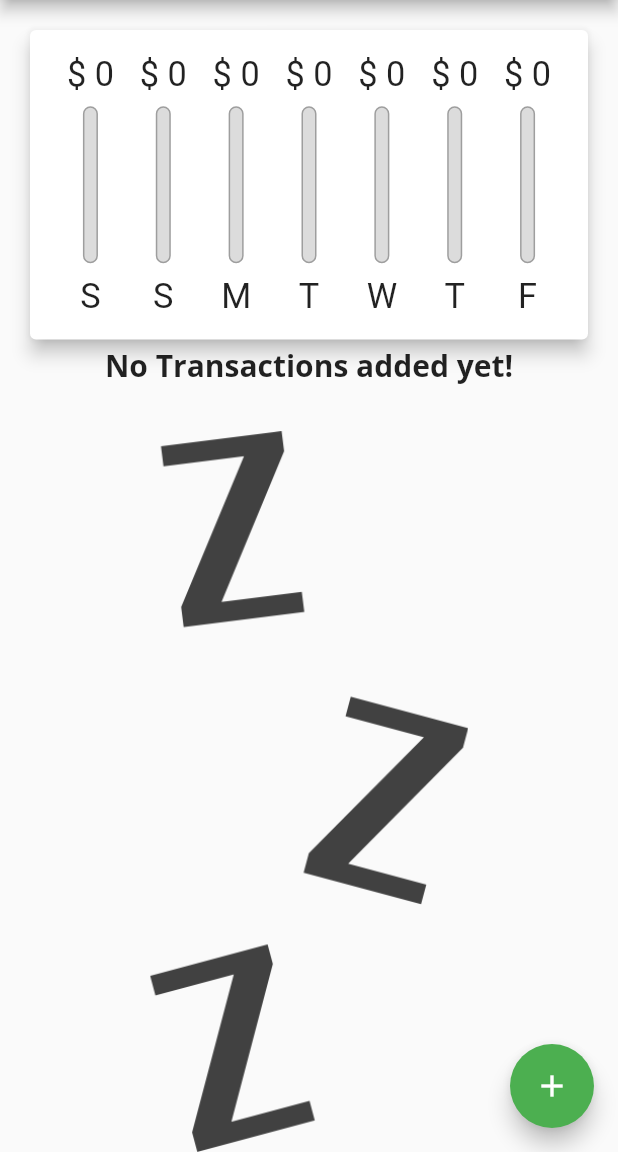
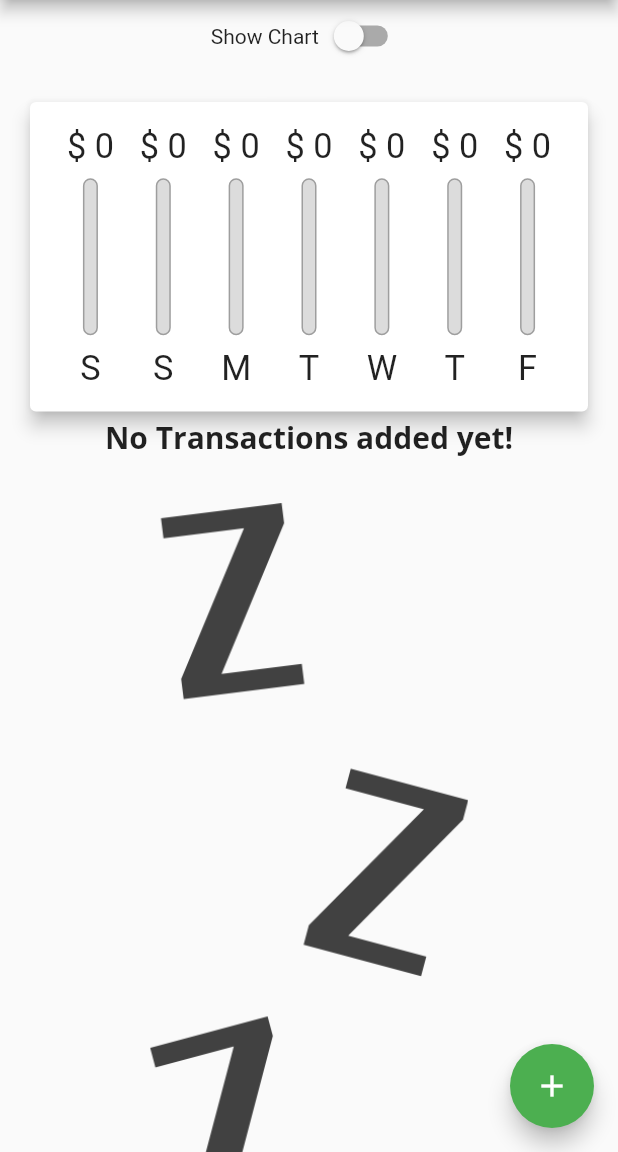
Before and after one commit to ranjeetrocky/fluttermax_expence_tracker, a Flutter app: the screen it shows after launch, on a phone screen of 412 x 824 dp, the part 84-1236 px from its top. Run offline on Flutter 3.47's test engine with Material 2 defaults, Android fonts, the phone set to English and light mode, and no system bars.

Commit message:
added Show Chart toggle

```diff
--- a/lib/main.dart
+++ b/lib/main.dart
@@ -55,6 +55,7 @@ class MyHomePage extends StatefulWidget {
 }
 
 class _MyHomePageState extends State<MyHomePage> {
+  bool _showChart = false;
   final List<Transaction> _transactionList = List.generate(
     0,
     (index) {
@@ -136,6 +137,19 @@ class _MyHomePageState extends State<MyHomePage> {
       body: SingleChildScrollView(
         child: Column(
           children: [
+            Row(
+              mainAxisAlignment: MainAxisAlignment.center,
+              children: [
+                Text("Show Chart"),
+                Switch(
+                    value: _showChart,
+                    onChanged: (bool) {
+                      setState(() {
+                        _showChart = bool;
+                      });
+                    }),
+              ],
+            ),
             // Card(
             //   child: Container(
             //     child: const Text("Chart!"),
```
